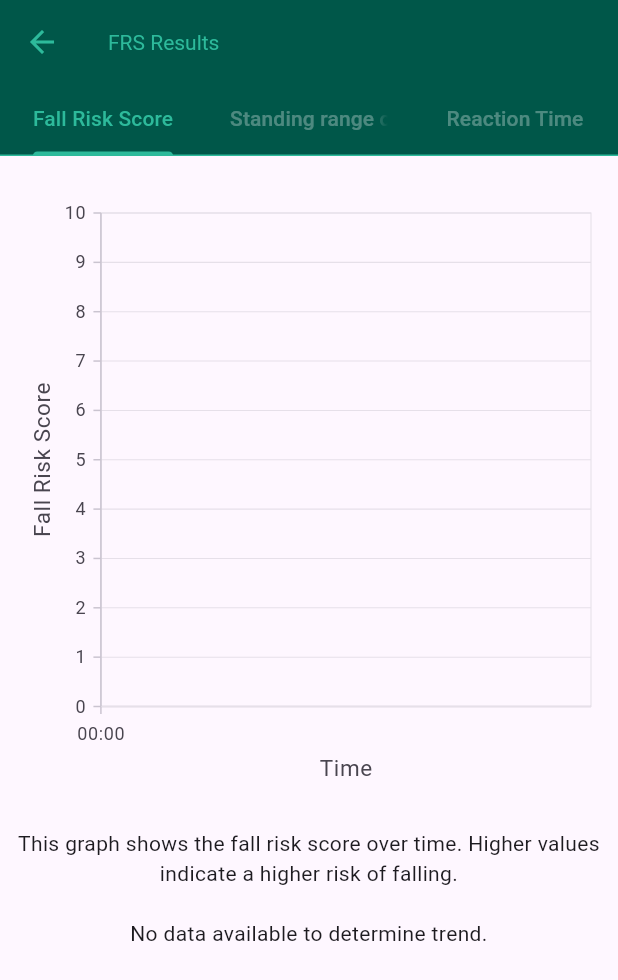
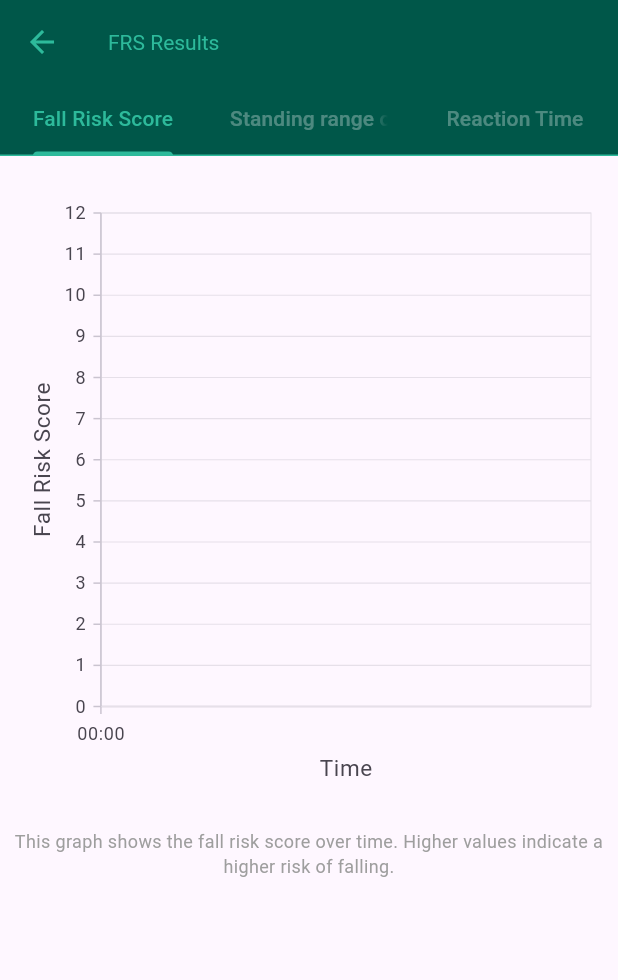
Before and after one commit to Orca-Gemini23/flutterunitytcs, a Flutter app: the FrsResult screen opened by its route, on a phone screen of 412 x 824 dp. Shown: the top 980 px of the screen. Run offline on Flutter 3.47's test engine with Material 3 defaults, Android fonts, the phone set to English and light mode, and no system bars; our stand-ins replace awesome_dialog, carousel_slider, cloud_firestore, cloud_functions, firebase_analytics, firebase_auth and 25 more; missing offline and left inert: awesome_ripple_animation, firebase_app_check, flutter_ota, flutter_unity_widget, tutorial_coach_mark; accounts and stored records are empty; Roboto replaces fonts that are missing (Helvetica).

Commit message:
Fall risk score result added with animations final, errors.
Skip error values

Signed-off-by: vermasrijan19 <verma.srijan19@gmail.com>

```diff
--- a/lib/src/pages/frs/frs_result.dart
+++ b/lib/src/pages/frs/frs_result.dart
@@ -1,5 +1,3 @@
-import 'dart:developer';
-
 import 'package:cloud_firestore/cloud_firestore.dart';
 import 'package:firebase_auth/firebase_auth.dart';
 import 'package:flutter/material.dart';
@@ -27,6 +25,12 @@ class _FrsResultState extends State<FrsResult> {
     _frsData = _fetchFrsData();
     _frsData.then((docs) {
       for (var doc in docs) {
+        // log(doc.data()['complete']);
+        try {
+          bool complete = doc.data()['complete'];
+          if (complete == false) {
+            continue;
+          }
           var date = DateTime.parse(doc.id);
           var leftValue = doc.data()['left_angles'] ?? [0.0];
           var rightValue = doc.data()['right_angles'] ?? [0.0];
@@ -37,7 +41,8 @@ class _FrsResultState extends State<FrsResult> {
 
           // log(leftY.toString());
           var rightY = rightValue.cast<double>() as List<double>;
-        var leftReactionTimeY = leftReactionTimeValue.cast<int>() as List<int>;
+          var leftReactionTimeY =
+              leftReactionTimeValue.cast<int>() as List<int>;
           var rightReactionTimeY =
               rightReactionTimeValue.cast<int>() as List<int>;
 
@@ -59,7 +64,7 @@ class _FrsResultState extends State<FrsResult> {
             }
           }
           if (!leftReactionTimeY.contains(minLeft)) {
-          minLeft = 0;
+            minLeft = 1000;
           }
           var minRight = double.maxFinite.toInt();
           for (var i in rightReactionTimeY) {
@@ -68,66 +73,59 @@ class _FrsResultState extends State<FrsResult> {
             }
           }
           if (!rightReactionTimeY.contains(minRight)) {
-          minRight = 0;
+            minRight = 1000;
           }
-        // log('leftSum: $leftSum');
-        // log('rightSum: $rightSum');
-        log('minLeft: $minLeft');
-        log('minRight: $minRight');
-        int l_range, r_range, l_rt, r_rt;
+          int lRange, rRange, lRt, rRt;
           if (leftSum > 7) {
-          l_range = 3;
+            lRange = 3;
           } else if (leftSum > 5) {
-          l_range = 2;
+            lRange = 2;
           } else if (leftSum > 3) {
-          l_range = 1;
+            lRange = 1;
           } else {
-          l_range = 0;
+            lRange = 0;
           }
           if (rightSum > 7) {
-          r_range = 3;
+            rRange = 3;
           } else if (rightSum > 5) {
-          r_range = 2;
+            rRange = 2;
           } else if (rightSum > 3) {
-          r_range = 1;
+            rRange = 1;
           } else {
-          r_range = 0;
+            rRange = 0;
           }
 
           if (minLeft < 350) {
-          l_rt = 3;
+            lRt = 3;
           } else if (minLeft < 600) {
-          l_rt = 2;
+            lRt = 2;
           } else if (minLeft < 1000) {
-          l_rt = 1;
+            lRt = 1;
           } else {
-          l_rt = 0;
+            lRt = 0;
           }
 
           if (minRight < 350) {
-          r_rt = 3;
+            rRt = 3;
           } else if (minRight < 600) {
-          r_rt = 2;
+            rRt = 2;
           } else if (minRight < 1000) {
-          r_rt = 1;
+            rRt = 1;
           } else {
-          r_rt = 0;
+            rRt = 0;
           }
-
+          int frs = 12 - (lRt + rRt + lRange + rRange);
           setState(() {
             leftLegUpData[date] = 10 - leftSum / 10;
             rightLegUpData[date] = 10 - rightSum / 10;
             leftReactionTime[date] = minLeft;
             rightReactionTime[date] = minRight;
-          //Scoring:
-          // RT : 	300 < 350 < more (adjust as per actual values, accounting for delays)
-          // 	  4        2.5       0
-          // ROM:	 60 > 40 > 30 > less
-          // 	  3      2      1       0
-          // HT:	 3 > 2 > 1 > less
-          // 	 3    2    1      0
-          fallRiskScore[date] = 10 - l_rt + r_rt + l_range + r_range;
+
+            fallRiskScore[date] = frs;
           });
+        } catch (e) {
+          print(e);
+        }
       }
     });
   }
@@ -199,12 +197,11 @@ class _FrsResultState extends State<FrsResult> {
                                   400, // Set the desired height for the graph
                               child: SfCartesianChart(
                                 primaryXAxis: DateTimeAxis(
-                                  intervalType: DateTimeIntervalType.auto,
                                   title: AxisTitle(text: 'Time'),
                                 ),
                                 primaryYAxis: NumericAxis(
                                   minimum: 0,
-                                  maximum: 10,
+                                  maximum: 12,
                                   interval: 1,
                                   title: AxisTitle(text: 'Fall Risk Score'),
                                 ),
@@ -229,11 +226,8 @@ class _FrsResultState extends State<FrsResult> {
                             const Text(
                               'This graph shows the fall risk score over time. Higher values indicate a higher risk of falling.',
                               textAlign: TextAlign.center,
-                            ),
-                            const SizedBox(height: 20),
-                            Text(
-                              getTrendText(fallRiskScore.cast()),
-                              textAlign: TextAlign.center,
+                              style:
+                                  TextStyle(color: Colors.grey, fontSize: 12),
                             ),
                             const SizedBox(height: 20),
                           ],
@@ -253,7 +247,6 @@ class _FrsResultState extends State<FrsResult> {
                                   400, // Set the desired height for the graph
                               child: SfCartesianChart(
                                 primaryXAxis: DateTimeAxis(
-                                  intervalType: DateTimeIntervalType.auto,
                                   title: AxisTitle(text: 'Time'),
                                 ),
                                 primaryYAxis: NumericAxis(
@@ -289,13 +282,10 @@ class _FrsResultState extends State<FrsResult> {
                             ),
                             const SizedBox(height: 20),
                             const Text(
-                              'This graph shows the range of motion for the left and right legs over time. The green areas indicate good range, yellow areas indicate moderate range, and red areas indicate poor range.',
+                              'This graph shows the range of motion for the left and right legs over time.',
                               textAlign: TextAlign.center,
-                            ),
-                            const SizedBox(height: 20),
-                            Text(
-                              getTrendText(leftLegUpData),
-                              textAlign: TextAlign.center,
+                              style:
+                                  TextStyle(color: Colors.black, fontSize: 14),
                             ),
                             const SizedBox(height: 20),
                           ],
@@ -315,7 +305,6 @@ class _FrsResultState extends State<FrsResult> {
                                   400, // Set the desired height for the graph
                               child: SfCartesianChart(
                                 primaryXAxis: DateTimeAxis(
-                                  intervalType: DateTimeIntervalType.auto,
                                   title: AxisTitle(text: 'Time'),
                                 ),
                                 primaryYAxis: NumericAxis(
@@ -356,10 +345,10 @@ class _FrsResultState extends State<FrsResult> {
                               textAlign: TextAlign.center,
                             ),
                             const SizedBox(height: 20),
-                            Text(
-                              getTrendText(leftReactionTime.cast()),
-                              textAlign: TextAlign.center,
-                            ),
+                            // Text(
+                            //   getTrendText(leftReactionTime.cast()),
+                            //   textAlign: TextAlign.center,
+                            // ),
                             const SizedBox(height: 20),
                           ],
                         ),
--- a/lib/src/pages/frs/frs_test.dart
+++ b/lib/src/pages/frs/frs_test.dart
@@ -24,6 +24,11 @@ class FrsTest extends StatelessWidget {
         .collection("frs")
         .doc(testId)
         .set({"user_id": FirebaseAuth.instance.currentUser?.uid});
+    FirebaseDB.currentDb
+        .collection("frs")
+        .doc(testId)
+        .update({"complete": false});
+
     return super.createElement();
   }
 
```
Also changed, not shown: lib/src/pages/left_leg_up.dart (+30 -1 lines), lib/src/pages/reaction_time.dart (+15 -0 lines), lib/src/pages/right_leg_up.dart (+31 -0 lines). Lines whose indentation alone changed are shown as unchanged.
